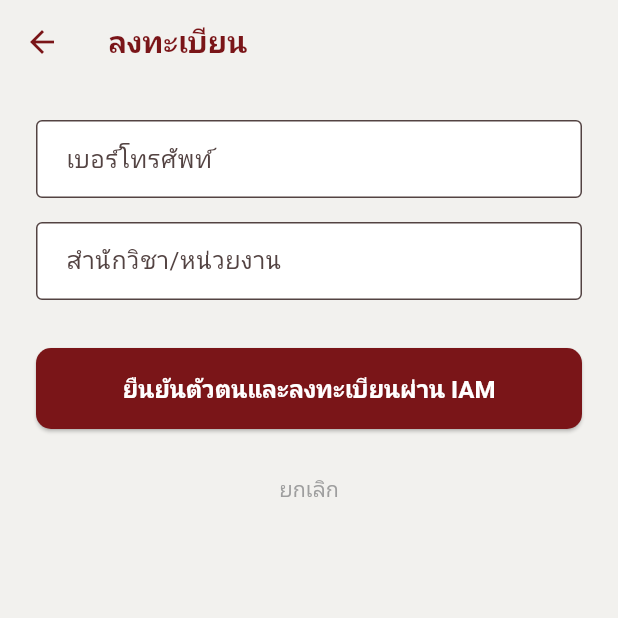
After one commit to Nitiwat-158/ivts-vue, a Flutter app: the screen it shows after launch, after a tap on "ลงทะเบียนผู้ใช้งานใหม่", on a phone screen of 412 x 824 dp, the top half of it. The commit adds this screen. Run offline on Flutter 3.47's test engine with Material 3 defaults, Android fonts, the phone set to English and light mode, and no system bars; our stand-ins replace flutter_map, flutter_secure_storage, image_picker, latlong2; missing offline and left inert: flutter_web_auth_2; network calls fail.

Commit message:
add login and sign in mobile

```diff
--- /dev/null
+++ b/user-mobile-application/devtools_options.yaml
@@ -0,0 +1,3 @@
+description: This file stores settings for Dart & Flutter DevTools.
+documentation: https://docs.flutter.dev/tools/devtools/extensions#configure-extension-enablement-states
+extensions:
--- a/user-mobile-application/lib/app.dart
+++ b/user-mobile-application/lib/app.dart
@@ -4,7 +4,7 @@ import 'screens/home_screen.dart';
 import 'services/app_data_repository.dart';
 import 'theme/app_theme.dart';
 import 'providers/locale_provider.dart';
-
+import 'screens/auth_gate.dart';
 class UserMobileApp extends StatefulWidget {
   const UserMobileApp({super.key});
 
@@ -30,9 +30,11 @@ class _UserMobileAppState extends State<UserMobileApp> {
         title: 'IVTS User Mobile',
         debugShowCheckedModeBanner: false,
         theme: AppTheme.theme,
-      home: ValueListenableBuilder<int>(
-        valueListenable: AppDataRepository.instance.refreshTick,
-        builder: (context, _, __) => const HomeScreen(),
+      home: AuthGate(
+        authenticatedChild: ValueListenableBuilder<int>(
+          valueListenable: AppDataRepository.instance.refreshTick,
+          builder: (context, _, __) => const HomeScreen(),
+        ),
       ),
       ),
     );
--- a/user-mobile-application/lib/providers/locale_provider.dart
+++ b/user-mobile-application/lib/providers/locale_provider.dart
@@ -106,5 +106,6 @@ class LocaleProvider extends ChangeNotifier {
     'call_staff_now': {AppLanguage.english: 'Call staff immediately', AppLanguage.thai: 'โทรแจ้งเจ้าหน้าที่ทันที'},
     'vehicle_registration_placeholder': {AppLanguage.english: 'Vehicle registration form placeholder', AppLanguage.thai: 'ฟอร์มลงทะเบียนรถ'},
     'vehicle_expiring': {AppLanguage.english: 'Vehicle {code} is expiring in {days} days', AppLanguage.thai: 'รถ {code} ใกล้หมดอายุทะเบียนใน {days} วัน'},
+    'today': {AppLanguage.english: 'Today', AppLanguage.thai: 'วันนี้'},
   };
 }
--- /dev/null
+++ b/user-mobile-application/lib/screens/auth_gate.dart
@@ -0,0 +1,27 @@
+import 'package:flutter/material.dart';
+import '../services/auth_service.dart';
+import 'sign_in_screen.dart';
+
+/// เช็คว่ามี token ที่ล็อกอินค้างอยู่ไหมก่อนตัดสินใจว่าจะโชว์ SignInScreen
+/// หรือหน้าที่ authenticatedChild กำหนด (ปกติคือ HomeScreen)
+class AuthGate extends StatelessWidget {
+  final Widget authenticatedChild;
+
+  const AuthGate({super.key, required this.authenticatedChild});
+
+  @override
+  Widget build(BuildContext context) {
+    return FutureBuilder<String?>(
+      future: AuthService().getStoredToken(),
+      builder: (context, snapshot) {
+        if (snapshot.connectionState == ConnectionState.waiting) {
+          return const Scaffold(
+            body: Center(child: CircularProgressIndicator()),
+          );
+        }
+        final hasToken = snapshot.data != null && snapshot.data!.isNotEmpty;
+        return hasToken ? authenticatedChild : const SignInScreen();
+      },
+    );
+  }
+}
--- a/user-mobile-application/lib/screens/home_screen.dart
+++ b/user-mobile-application/lib/screens/home_screen.dart
@@ -84,9 +84,9 @@ class _HomeScreenState extends State<HomeScreen> {
         return ListView(
           padding: const EdgeInsets.fromLTRB(16, 0, 16, 16),
           children: [
-            const Text(
-              'Today (April 11, 2026)',
-              style: TextStyle(color: AppColors.primary, fontWeight: FontWeight.w600),
+            Text(
+              context.watch<LocaleProvider>().t('today'),
+              style: const TextStyle(color: AppColors.primary, fontWeight: FontWeight.w600),
             ),
             const SizedBox(height: 12),
             if (_hasNoVehicles)
--- /dev/null
+++ b/user-mobile-application/lib/screens/register_screen.dart
@@ -0,0 +1,144 @@
+import 'package:flutter/material.dart';
+import '../services/auth_service.dart';
+import '../theme/app_theme.dart';
+
+class RegisterScreen extends StatefulWidget {
+  const RegisterScreen({super.key});
+
+  @override
+  State<RegisterScreen> createState() => _RegisterScreenState();
+}
+
+class _RegisterScreenState extends State<RegisterScreen> {
+  final _formKey = GlobalKey<FormState>();
+  final _phoneController = TextEditingController();
+  final _departmentController = TextEditingController();
+  bool _isLoading = false;
+
+  Future<void> _register() async {
+    if (!_formKey.currentState!.validate()) {
+      return;
+    }
+
+    setState(() {
+      _isLoading = true;
+    });
+
+    try {
+      // 1. Authenticate with IAM to get user info/code
+      final user = await AuthService().signInWithIam();
+
+      if (!mounted) return;
+      if (user != null) {
+        // 2. TODO: Send phone and department to backend along with the code/user info
+        // POST /api/auth/register
+        // final response = await http.post(...);
+
+        ScaffoldMessenger.of(context).showSnackBar(
+          const SnackBar(content: Text('ลงทะเบียนสำเร็จ (รอต่อ API จริง)')),
+        );
+        Navigator.of(context).pop();
+      }
+    } catch (e) {
+      if (!mounted) return;
+      ScaffoldMessenger.of(context).showSnackBar(
+        SnackBar(content: Text(e.toString())),
+      );
+    } finally {
+      if (mounted) {
+        setState(() {
+          _isLoading = false;
+        });
+      }
+    }
+  }
+
+  @override
+  void dispose() {
+    _phoneController.dispose();
+    _departmentController.dispose();
+    super.dispose();
+  }
+
+  @override
+  Widget build(BuildContext context) {
+    return Scaffold(
+      appBar: AppBar(
+        title: const Text('ลงทะเบียน'),
+      ),
+      body: SafeArea(
+        child: Padding(
+          padding: const EdgeInsets.all(24.0),
+          child: Form(
+            key: _formKey,
+            child: Column(
+              crossAxisAlignment: CrossAxisAlignment.stretch,
+              children: [
+                TextFormField(
+                  controller: _phoneController,
+                  keyboardType: TextInputType.phone,
+                  decoration: const InputDecoration(
+                    labelText: 'เบอร์โทรศัพท์',
+                    border: OutlineInputBorder(),
+                  ),
+                  validator: (value) {
+                    if (value == null || value.trim().isEmpty) {
+                      return 'กรุณากรอกเบอร์โทรศัพท์';
+                    }
+                    return null;
+                  },
+                ),
+                const SizedBox(height: 16),
+                TextFormField(
+                  controller: _departmentController,
+                  decoration: const InputDecoration(
+                    labelText: 'สำนักวิชา/หน่วยงาน',
+                    border: OutlineInputBorder(),
+                  ),
+                  validator: (value) {
+                    if (value == null || value.trim().isEmpty) {
+                      return 'กรุณากรอกสำนักวิชาหรือหน่วยงาน';
+                    }
+                    return null;
+                  },
+                ),
+                const SizedBox(height: 32),
+                if (_isLoading)
+                  const Center(
+                    child: CircularProgressIndicator(color: AppColors.primary),
+                  )
+                else
+                  ElevatedButton(
+                    onPressed: _register,
+                    style: ElevatedButton.styleFrom(
+                      backgroundColor: AppColors.primary,
+                      padding: const EdgeInsets.symmetric(vertical: 16),
+                    ),
+                    child: const Text(
+                      'ยืนยันตัวตนและลงทะเบียนผ่าน IAM',
+                      style: TextStyle(
+                        fontSize: 16,
+                        fontWeight: FontWeight.bold,
+                        color: Colors.white,
+                      ),
+                    ),
+                  ),
+                const SizedBox(height: 16),
+                if (!_isLoading)
+                  TextButton(
+                    onPressed: () {
+                      Navigator.of(context).pop();
+                    },
+                    child: const Text(
+                      'ยกเลิก',
+                      style: TextStyle(color: Colors.grey),
+                    ),
+                  ),
+              ],
+            ),
+          ),
+        ),
+      ),
+    );
+  }
+}
--- /dev/null
+++ b/user-mobile-application/lib/screens/sign_in_screen.dart
@@ -0,0 +1,138 @@
+import 'package:flutter/material.dart';
+import '../services/auth_service.dart';
+import '../theme/app_theme.dart';
+import 'home_screen.dart';
+import '../services/app_data_repository.dart';
+import 'register_screen.dart';
+
+class SignInScreen extends StatefulWidget {
+  const SignInScreen({super.key});
+
+  @override
+  State<SignInScreen> createState() => _SignInScreenState();
+}
+
+class _SignInScreenState extends State<SignInScreen> {
+  bool _isLoading = false;
+
+  Future<void> _signIn() async {
+    setState(() {
+      _isLoading = true;
+    });
+
+    try {
+      final user = await AuthService().signInWithIam();
+      if (!mounted) return;
+
+      if (user != null) {
+        Navigator.of(context).pushReplacement(
+          MaterialPageRoute(
+            builder: (_) => ValueListenableBuilder<int>(
+              valueListenable: AppDataRepository.instance.refreshTick,
+              builder: (context, _, __) => const HomeScreen(),
+            ),
+          ),
+        );
+      }
+    } catch (e) {
+      if (!mounted) return;
+      ScaffoldMessenger.of(context).showSnackBar(
+        SnackBar(content: Text(e.toString())),
+      );
+    } finally {
+      if (mounted) {
+        setState(() {
+          _isLoading = false;
+        });
+      }
+    }
+  }
+
+  @override
+  Widget build(BuildContext context) {
+    return Scaffold(
+      body: SafeArea(
+        child: Padding(
+          padding: const EdgeInsets.all(24.0),
+          child: Column(
+            mainAxisAlignment: MainAxisAlignment.center,
+            crossAxisAlignment: CrossAxisAlignment.stretch,
+            children: [
+              const Spacer(),
+              // Logo
+              Container(
+                width: 120,
+                height: 120,
+                decoration: const BoxDecoration(
+                  color: AppColors.primary,
+                  shape: BoxShape.circle,
+                ),
+                child: const Icon(
+                  Icons.directions_car,
+                  size: 60,
+                  color: Colors.white,
+                ),
+              ),
+              const SizedBox(height: 32),
+              const Text(
+                'ระบบจัดการยานพาหนะอัจฉริยะ',
+                textAlign: TextAlign.center,
+                style: TextStyle(
+                  fontSize: 24,
+                  fontWeight: FontWeight.bold,
+                  color: AppColors.primary,
+                ),
+              ),
+              const SizedBox(height: 48),
+              if (_isLoading)
+                const Center(
+                  child: CircularProgressIndicator(color: AppColors.primary),
+                )
+              else
+                ElevatedButton(
+                  onPressed: _signIn,
+                  style: ElevatedButton.styleFrom(
+                    backgroundColor: AppColors.primary,
+                    padding: const EdgeInsets.symmetric(vertical: 16),
+                    shape: RoundedRectangleBorder(
+                      borderRadius: BorderRadius.circular(8),
+                    ),
+                  ),
+                  child: const Text(
+                    'Sign In with MFU IAM',
+                    style: TextStyle(
+                      fontSize: 16,
+                      fontWeight: FontWeight.bold,
+                      color: Colors.white,
+                    ),
+                  ),
+                ),
+              const SizedBox(height: 16),
+              if (!_isLoading)
+                TextButton(
+                  onPressed: () {
+                    Navigator.of(context).push(
+                      MaterialPageRoute(builder: (_) => const RegisterScreen()),
+                    );
+                  },
+                  child: const Text(
+                    'ลงทะเบียนผู้ใช้งานใหม่',
+                    style: TextStyle(color: AppColors.primary),
+                  ),
+                ),
+              const Spacer(),
+              const Text(
+                'Mae Fah Luang University',
+                textAlign: TextAlign.center,
+                style: TextStyle(
+                  color: Colors.grey,
+                  fontSize: 12,
+                ),
+              ),
+            ],
+          ),
+        ),
+      ),
+    );
+  }
+}
--- /dev/null
+++ b/user-mobile-application/lib/services/auth_service.dart
@@ -0,0 +1,90 @@
+import 'dart:convert';
+import 'api_config.dart';
+import 'package:flutter_web_auth_2/flutter_web_auth_2.dart';
+import 'package:flutter_secure_storage/flutter_secure_storage.dart';
+import 'package:http/http.dart' as http;
+
+class AuthUser {
+  final String id;
+  final String name;
+  final String surname;
+  final String email;
+  final String role;
+
+  AuthUser({
+    required this.id,
+    required this.name,
+    required this.surname,
+    required this.email,
+    required this.role,
+  });
+
+  factory AuthUser.fromJson(Map<String, dynamic> json) => AuthUser(
+        id: json['id'],
+        name: json['name'],
+        surname: json['surname'],
+        email: json['email'],
+        role: json['role'],
+      );
+}
+
+class AuthService {
+  static const String _clientId = 'ivts-gateway-local';
+  static const String _authorizationEndpoint = 'https://iam.mfu.ac.th/oauth/authorize';
+  static const String _redirectScheme = 'ivtsapp';
+  static String get _backendBaseUrl => ApiConfig.baseUrl.replaceAll('/api/v1/mobile', '');
+
+  static const _storage = FlutterSecureStorage();
+
+  /// เปิด browser ให้ user login ผ่าน MFU IAM แล้วดักจับ redirect กลับมาที่แอป
+  /// คืนค่า AuthUser ถ้าสำเร็จ, null ถ้า user ยกเลิก, throw Exception ถ้า error จริง
+  Future<AuthUser?> signInWithIam() async {
+    final redirectUri = '$_redirectScheme://callback';
+
+    final authUrl = Uri.parse(_authorizationEndpoint).replace(queryParameters: {
+      'client_id': _clientId,
+      'response_type': 'code',
+      'redirect_uri': redirectUri,
+      'scope': 'openid profile email',
+    });
+
+    try {
+      final result = await FlutterWebAuth2.authenticate(
+        url: authUrl.toString(),
+        callbackUrlScheme: _redirectScheme,
+      );
+
+      final code = Uri.parse(result).queryParameters['code'];
+      if (code == null) return null;
+
+      return _exchangeCodeWithBackend(code, redirectUri);
+    } catch (e) {
+      // กรณี User กดยกเลิก
+      return null;
+    }
+  }
+
+  Future<AuthUser> _exchangeCodeWithBackend(String code, String redirectUri) async {
+    final response = await http.post(
+      Uri.parse('$_backendBaseUrl/api/auth/login-iam'),
+      headers: {'Content-Type': 'application/json'},
+      body: jsonEncode({'code': code, 'redirectUri': redirectUri}),
+    );
+
+    if (response.statusCode != 200) {
+      throw Exception('เข้าสู่ระบบผ่าน IAM ไม่สำเร็จ (${response.statusCode})');
+    }
+
+    final data = jsonDecode(response.body);
+    if (data['success'] != true) {
+      throw Exception('เข้าสู่ระบบผ่าน IAM ไม่สำเร็จ');
+    }
+
+    await _storage.write(key: 'app_token', value: data['token']);
+    return AuthUser.fromJson(data['user']);
+  }
+
+  Future<String?> getStoredToken() => _storage.read(key: 'app_token');
+
+  Future<void> signOut() => _storage.delete(key: 'app_token');
+}
--- a/user-mobile-application/pubspec.yaml
+++ b/user-mobile-application/pubspec.yaml
@@ -14,6 +14,8 @@ dependencies:
   latlong2: ^0.10.1
   image_picker: ^1.1.2
   http: ^1.2.2
+  flutter_secure_storage: ^9.2.2
+  flutter_web_auth_2: ^4.1.0
   provider: ^6.1.5+1
 
 dev_dependencies:
```
Also changed, not shown: user-mobile-application/pubspec.lock, 2 other files.
